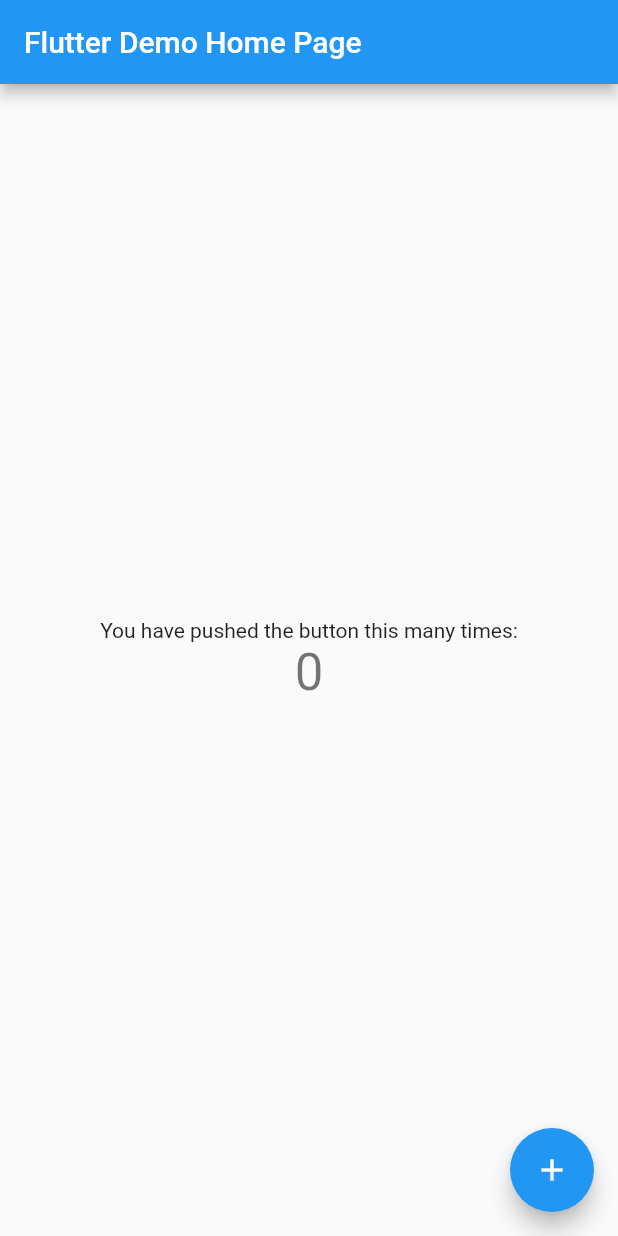
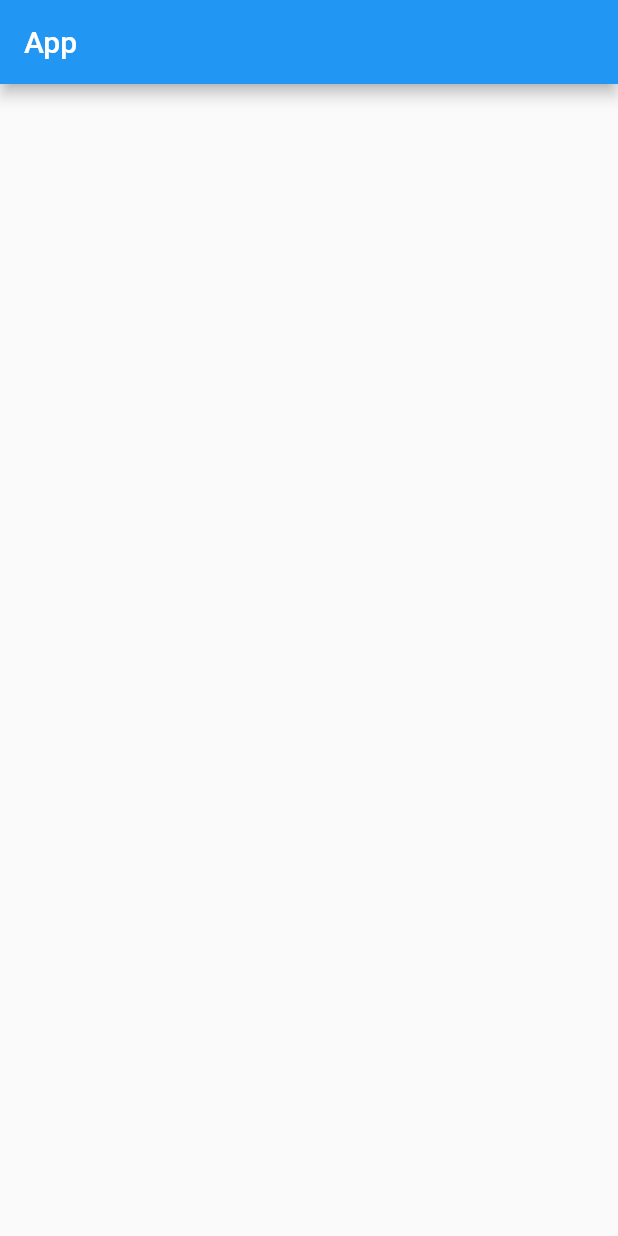
Before and after one commit to Rahulshahare/flutter-dicee, a Flutter app: the screen it shows after launch, on a phone screen of 412 x 824 dp. Run offline on Flutter 3.47's test engine with Material 2 defaults, Android fonts, the phone set to English and light mode, and no system bars.

Commit message:
Basic App Structure

```diff
--- a/lib/main.dart
+++ b/lib/main.dart
@@ -5,113 +5,35 @@ void main() {
 }
 
 class MyApp extends StatelessWidget {
-  // This widget is the root of your application.
   @override
   Widget build(BuildContext context) {
     return MaterialApp(
       title: 'Flutter Demo',
-      theme: ThemeData(
-        // This is the theme of your application.
-        //
-        // Try running your application with "flutter run". You'll see the
-        // application has a blue toolbar. Then, without quitting the app, try
-        // changing the primarySwatch below to Colors.green and then invoke
-        // "hot reload" (press "r" in the console where you ran "flutter run",
-        // or simply save your changes to "hot reload" in a Flutter IDE).
-        // Notice that the counter didn't reset back to zero; the application
-        // is not restarted.
-        primarySwatch: Colors.blue,
-        // This makes the visual density adapt to the platform that you run
-        // the app on. For desktop platforms, the controls will be smaller and
-        // closer together (more dense) than on mobile platforms.
-        visualDensity: VisualDensity.adaptivePlatformDensity,
-      ),
-      home: MyHomePage(title: 'Flutter Demo Home Page'),
+      home: MyHomePage(),
     );
   }
 }
 
 class MyHomePage extends StatefulWidget {
-  MyHomePage({Key key, this.title}) : super(key: key);
-
-  // This widget is the home page of your application. It is stateful, meaning
-  // that it has a State object (defined below) that contains fields that affect
-  // how it looks.
-
-  // This class is the configuration for the state. It holds the values (in this
-  // case the title) provided by the parent (in this case the App widget) and
-  // used by the build method of the State. Fields in a Widget subclass are
-  // always marked "final".
-
-  final String title;
 
   @override
   _MyHomePageState createState() => _MyHomePageState();
 }
 
 class _MyHomePageState extends State<MyHomePage> {
-  int _counter = 0;
-
-  void _incrementCounter() {
-    setState(() {
-      // This call to setState tells the Flutter framework that something has
-      // changed in this State, which causes it to rerun the build method below
-      // so that the display can reflect the updated values. If we changed
-      // _counter without calling setState(), then the build method would not be
-      // called again, and so nothing would appear to happen.
-      _counter++;
-    });
-  }
-
   @override
   Widget build(BuildContext context) {
-    // This method is rerun every time setState is called, for instance as done
-    // by the _incrementCounter method above.
-    //
-    // The Flutter framework has been optimized to make rerunning build methods
-    // fast, so that you can just rebuild anything that needs updating rather
-    // than having to individually change instances of widgets.
+
     return Scaffold(
       appBar: AppBar(
-        // Here we take the value from the MyHomePage object that was created by
-        // the App.build method, and use it to set our appbar title.
-        title: Text(widget.title),
+        title: Text('App'),
       ),
       body: Center(
-        // Center is a layout widget. It takes a single child and positions it
-        // in the middle of the parent.
+
         child: Column(
-          // Column is also a layout widget. It takes a list of children and
-          // arranges them vertically. By default, it sizes itself to fit its
-          // children horizontally, and tries to be as tall as its parent.
-          //
-          // Invoke "debug painting" (press "p" in the console, choose the
-          // "Toggle Debug Paint" action from the Flutter Inspector in Android
-          // Studio, or the "Toggle Debug Paint" command in Visual Studio Code)
-          // to see the wireframe for each widget.
-          //
-          // Column has various properties to control how it sizes itself and
-          // how it positions its children. Here we use mainAxisAlignment to
-          // center the children vertically; the main axis here is the vertical
-          // axis because Columns are vertical (the cross axis would be
-          // horizontal).
-          mainAxisAlignment: MainAxisAlignment.center,
-          children: <Widget>[
-            Text(
-              'You have pushed the button this many times:',
-            ),
-            Text(
-              '$_counter',
-              style: Theme.of(context).textTheme.headline4,
-            ),
-          ],
         ),
       ),
-      floatingActionButton: FloatingActionButton(
-        onPressed: _incrementCounter,
-        tooltip: 'Increment',
-        child: Icon(Icons.add),
-      ), // This trailing comma makes auto-formatting nicer for build methods.
+      // This trailing comma makes auto-formatting nicer for build methods.
     );
   }
 }
```
